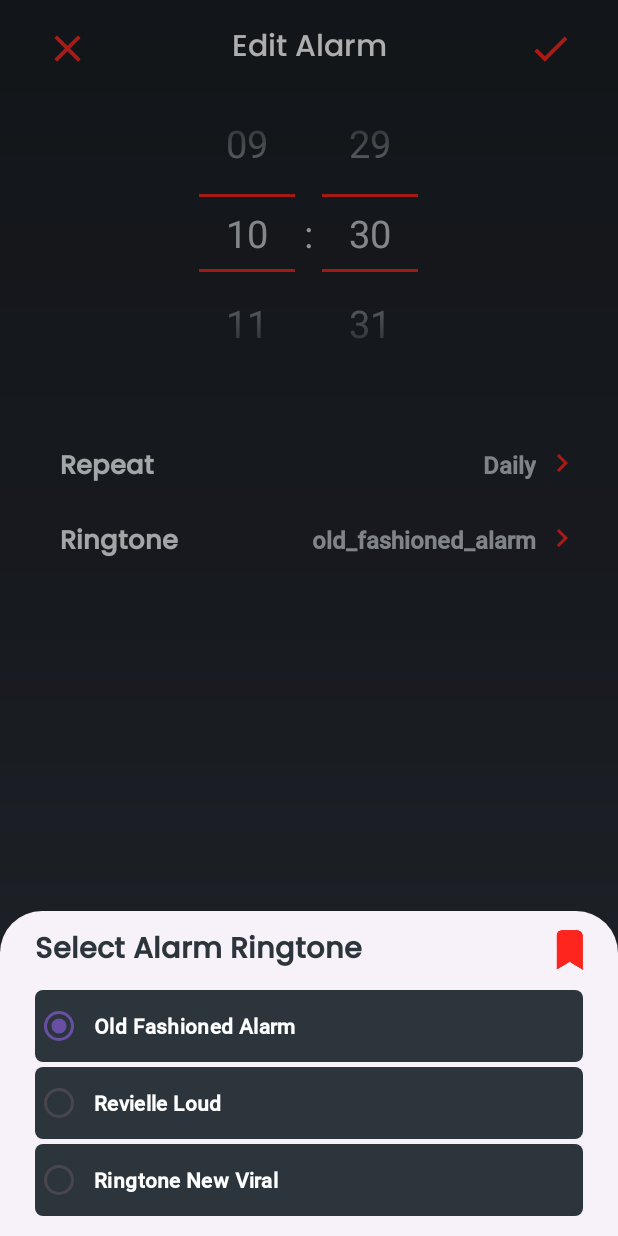
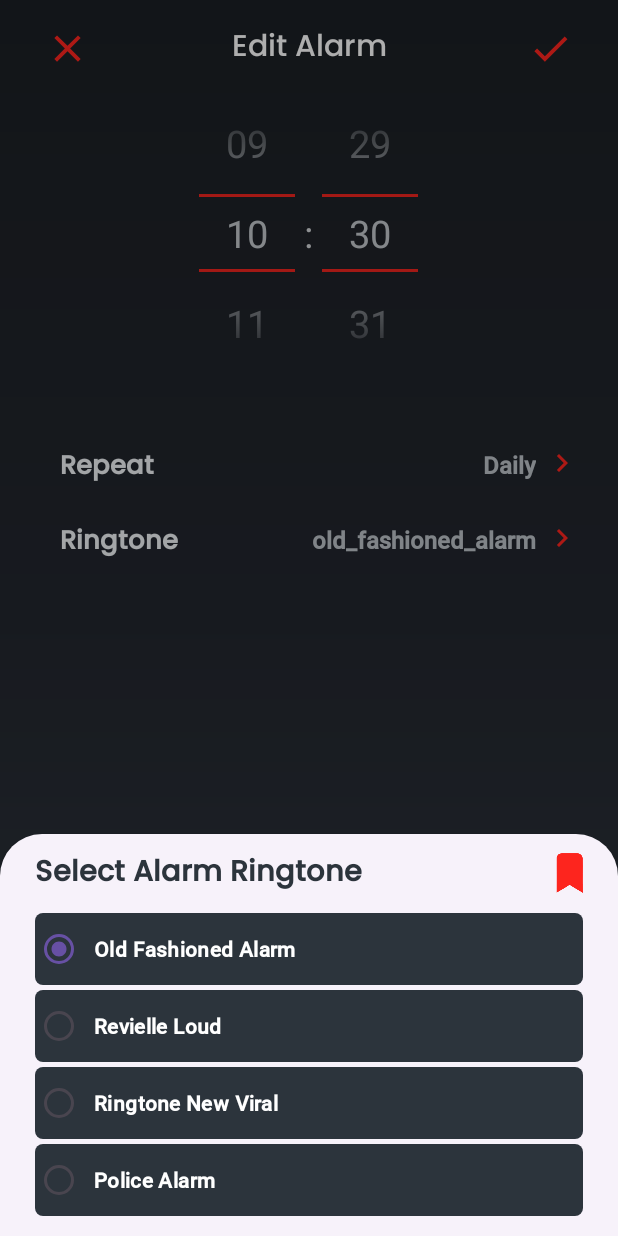
Before and after one commit to NaoufalSDI/Wake-Up-Alarm, an Android app: the EditAlarmActivity screen opened directly, with no data from a screen before it, after a tap on "Ringtone", on a phone screen of 412 x 824 dp. Run offline under Robolectric (Android 15) with nearby library versions, the phone set to English and light mode, and no system bars.

Commit message:
Version 1.01

```diff
--- a/app/src/main/java/com/example/wakeup/AlarmReceiver.kt
+++ b/app/src/main/java/com/example/wakeup/AlarmReceiver.kt
@@ -40,6 +40,7 @@ class AlarmReceiver : BroadcastReceiver() {
             "old_fashioned_alarm" -> Uri.parse("android.resource://${context.packageName}/raw/old_fashioned_alarm")
             "reveille_loud" -> Uri.parse("android.resource://${context.packageName}/raw/reveille_loud")
             "ringtone_new_viral" -> Uri.parse("android.resource://${context.packageName}/raw/ringtone_new_viral")
+            "police_alarm" -> Uri.parse("android.resource://${context.packageName}/raw/police_alarm")
             else -> RingtoneManager.getDefaultUri(RingtoneManager.TYPE_ALARM)
         }
 
--- a/app/src/main/java/com/example/wakeup/EditAlarmActivity.kt
+++ b/app/src/main/java/com/example/wakeup/EditAlarmActivity.kt
@@ -1,6 +1,7 @@
 package com.example.wakeup
 
 import android.content.Intent
+import android.content.pm.ActivityInfo
 import android.os.Bundle
 import android.view.View
 import android.widget.CheckBox
@@ -27,6 +28,7 @@ class EditAlarmActivity : AppCompatActivity() {
 
     override fun onCreate(savedInstanceState: Bundle?) {
         super.onCreate(savedInstanceState)
+        requestedOrientation = ActivityInfo.SCREEN_ORIENTATION_PORTRAIT
         setContentView(R.layout.activity_edit_alarm)
 
         configureSystemBars()
@@ -141,6 +143,7 @@ class EditAlarmActivity : AppCompatActivity() {
         bottomSheetView.findViewById<ImageView>(R.id.saveBtn).setOnClickListener {
             selectedDaysState.clear()
             checkBoxes.forEach { (checkboxId, day) ->
+
                 if (bottomSheetView.findViewById<CheckBox>(checkboxId).isChecked) {
                     selectedDaysState.add(day)
                 }
@@ -171,7 +174,8 @@ class EditAlarmActivity : AppCompatActivity() {
         val ringtoneMap = mapOf(
             R.id.radiobutton1 to "old_fashioned_alarm",
             R.id.radiobutton2 to "reveille_loud",
-            R.id.radiobutton3 to "ringtone_new_viral"
+            R.id.radiobutton3 to "ringtone_new_viral",
+            R.id.radiobutton4 to "police_alarm"
         )
 
         ringtoneMap.forEach { (id, ringtone) ->
--- a/app/src/main/res/layout/bottomsheet_ringtones.xml
+++ b/app/src/main/res/layout/bottomsheet_ringtones.xml
@@ -81,6 +81,20 @@
             android:paddingStart="7dp"
             />
 
+        <androidx.appcompat.widget.AppCompatRadioButton
+            android:id="@+id/radiobutton4"
+            android:layout_width="match_parent"
+            android:layout_height="wrap_content"
+            android:text="Police Alarm"
+            android:textColor="@color/white"
+            android:fontFamily="@font/roboto_medium"
+            android:background="@drawable/days_background"
+            android:textStyle="bold"
+            android:layout_marginBottom="3dp"
+            android:layout_marginEnd="3dp"
+            android:paddingStart="7dp"
+            />
+
     </RadioGroup>
 
 </androidx.appcompat.widget.LinearLayoutCompat>
```
Also changed, not shown: 1 other file.
